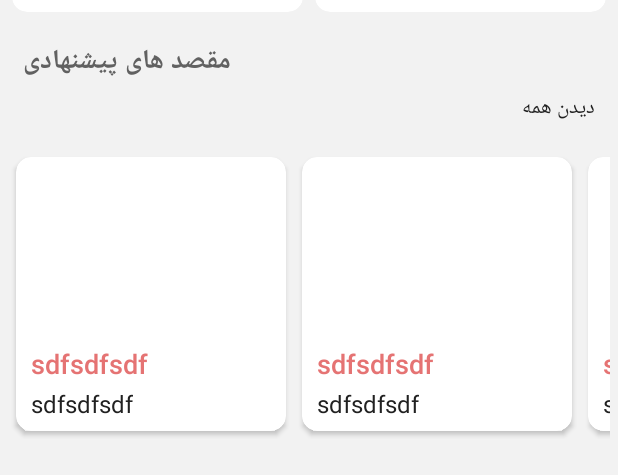
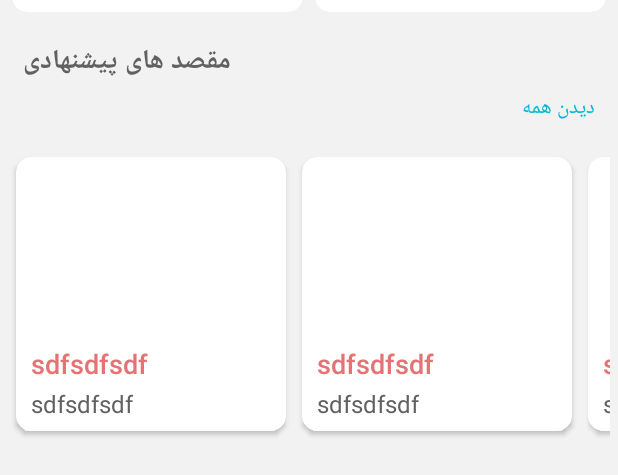
Before and after one commit to sajjadahmadish/Sarnakh, an Android app: the layout fragment_home.xml on its own in the app's theme, with its tools: preview values and no code run, on a phone screen of 412 x 824 dp. Shown: the part 698-1173 px from the top of the screen. Run offline under Robolectric (Android 15) with nearby library versions, the phone set to English and light mode, and no system bars; plain views replace MaterialRippleLayout, SimpleDraweeView, Slider.

Commit message:
change color home

```diff
--- a/app/src/main/java/project/ui/main/MainActivity.kt
+++ b/app/src/main/java/project/ui/main/MainActivity.kt
@@ -151,7 +151,7 @@ class MainActivity :
             itemProfile.withIcon(if (gender) R.drawable.ic_user_man else R.drawable.ic_user_woman)
             headerResult.updateProfile(itemProfile)
 
-        }.subscribe()
+        }.doOnError {  }.subscribe()
 
 
         val font = CommonUtils.typefaceFromAsset("fonts/IRANYekanMobileBold.ttf", this)
--- a/app/src/main/res/layout/fragment_home.xml
+++ b/app/src/main/res/layout/fragment_home.xml
@@ -323,7 +323,7 @@
                             android:layout_height="wrap_content"
                             android:layout_gravity="start"
                             android:textAppearance="@style/Base.TextAppearance.AppCompat.Body1"
-                            android:textColor="@color/colorSecondaryText" />
+                            android:textColor="@color/colorPrimaryText" />
 
                         <View
                             android:layout_width="0dp"
@@ -336,7 +336,7 @@
                             android:layout_gravity="start"
                             android:text="دیدن همه"
                             android:textAppearance="@style/Base.TextAppearance.AppCompat.Body1"
-                            android:textColor="@color/colorSecondaryText" />
+                            android:textColor="@color/colorAccent" />
 
                     </LinearLayout>
 
@@ -396,7 +396,7 @@
                                             android:layout_marginEnd="@dimen/spacing_medium"
                                             android:layout_marginBottom="@dimen/spacing_xmedium"
                                             android:textAppearance="@style/TextAppearance.AppCompat.Subhead"
-                                            android:textColor="@color/colorSecondaryText"
+                                            android:textColor="@color/colorPrimaryText"
                                             tools:text="sdfsdfsdf" />
 
                                     </LinearLayout>
@@ -449,7 +449,7 @@
                                             android:layout_marginEnd="@dimen/spacing_medium"
                                             android:layout_marginBottom="@dimen/spacing_xmedium"
                                             android:textAppearance="@style/TextAppearance.AppCompat.Subhead"
-                                            android:textColor="@color/colorSecondaryText"
+                                            android:textColor="@color/colorPrimaryText"
                                             tools:text="sdfsdfsdf" />
 
 
@@ -502,7 +502,7 @@
                                             android:layout_marginEnd="@dimen/spacing_medium"
                                             android:layout_marginBottom="@dimen/spacing_xmedium"
                                             android:textAppearance="@style/TextAppearance.AppCompat.Subhead"
-                                            android:textColor="@color/colorSecondaryText"
+                                            android:textColor="@color/colorPrimaryText"
                                             tools:text="sdfsdfsdf" />
 
 
@@ -557,7 +557,7 @@
                                             android:layout_marginEnd="@dimen/spacing_medium"
                                             android:layout_marginBottom="@dimen/spacing_xmedium"
                                             android:textAppearance="@style/TextAppearance.AppCompat.Subhead"
-                                            android:textColor="@color/colorSecondaryText"
+                                            android:textColor="@color/colorPrimaryText"
                                             tools:text="sdfsdfsdf" />
 
 
--- a/app/src/main/res/values/colors.xml
+++ b/app/src/main/res/values/colors.xml
@@ -7,6 +7,8 @@
 
     <color name="colorPrimaryText">#616161</color>
     <color name="colorSecondaryText">#212121</color>
+
+
     <color name="colorAccent">#00b8d4</color>
     <color name="colorPrimaryBackground">#F2F2F2</color>
     <color name="colorSecondaryBackground">#FFFFFF</color>
```
